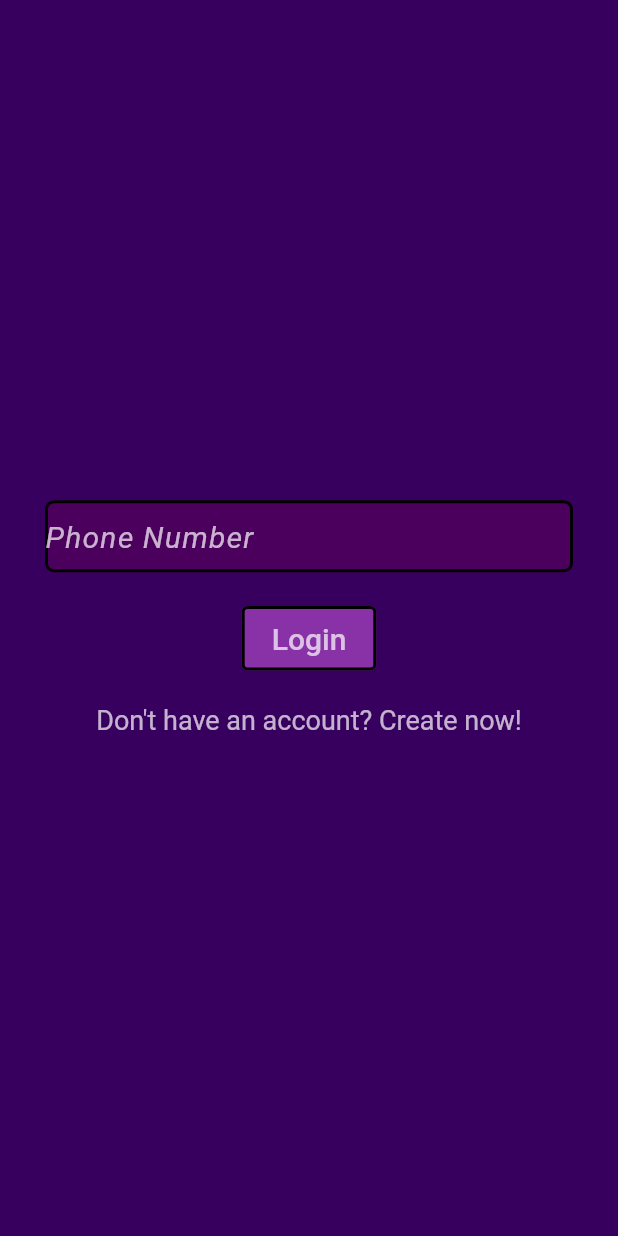
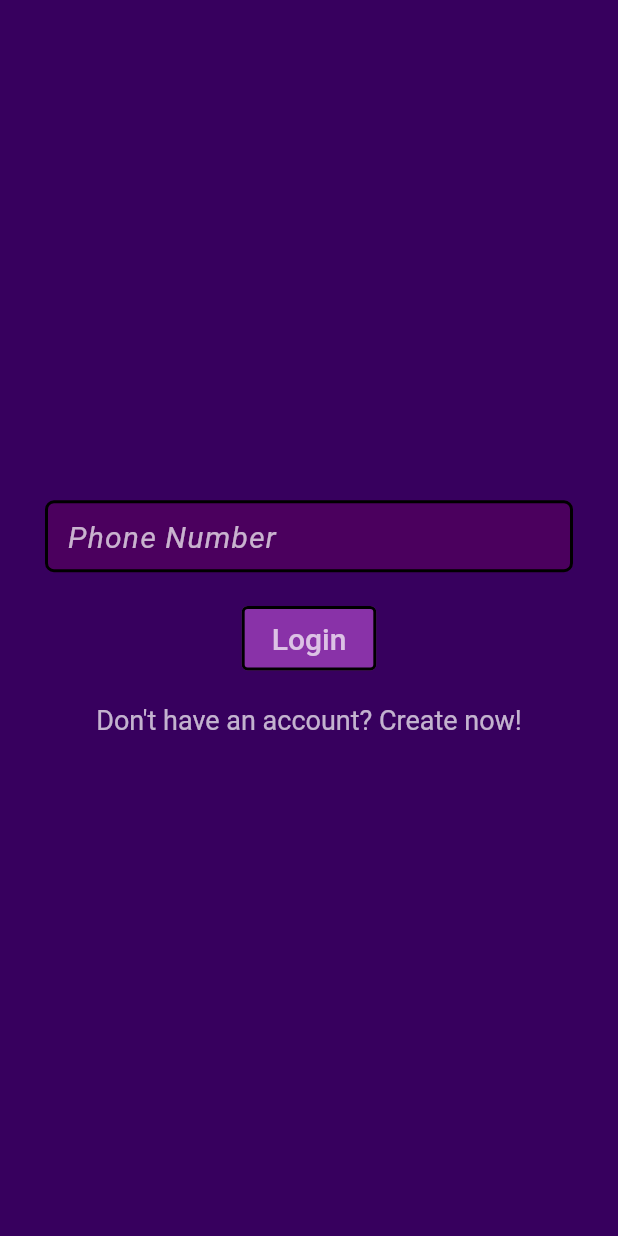
Before and after one commit to CanayBozkus/whatsapp_clone_mobile, a Flutter app: the screen it shows after launch, on a phone screen of 412 x 824 dp. Run offline on Flutter 3.47's test engine with Material 2 defaults, Android fonts, the phone set to English and light mode, and no system bars; our stand-ins replace flutter_local_notifications, flutter_native_timezone, rxdart, timezone.

```diff
--- a/lib/main.dart
+++ b/lib/main.dart
@@ -2,6 +2,8 @@ import 'package:flutter/material.dart';
 import 'package:whatsapp_clone_mobile/route_generator.dart';
 import 'package:whatsapp_clone_mobile/screens/login_screen.dart';
 import 'package:whatsapp_clone_mobile/utilities/constants.dart';
+import 'package:provider/provider.dart';
+import 'package:whatsapp_clone_mobile/utilities/general_provider.dart';
 
 void main() {
   runApp(MyApp());
@@ -10,7 +12,11 @@ void main() {
 class MyApp extends StatelessWidget {
   @override
   Widget build(BuildContext context) {
-    return MaterialApp(
+    return MultiProvider(
+      providers: [
+        ChangeNotifierProvider(create: (_) => GeneralProvider()),
+      ],
+      child: MaterialApp(
         theme: ThemeData(
           primaryColor: Constant.primaryColor,
           accentColor: Constant.accentColor,
@@ -24,6 +30,7 @@ class MyApp extends StatelessWidget {
         ),
         onGenerateRoute: RouteGenerator.generateRoute,
         initialRoute: LoginScreen.routeName,
+      ),
     );
   }
 }
--- /dev/null
+++ b/lib/utilities/general_provider.dart
@@ -0,0 +1,5 @@
+import 'package:flutter/foundation.dart';
+
+class GeneralProvider with ChangeNotifier{
+
+}
--- a/lib/widgets/form/base_textformfield.dart
+++ b/lib/widgets/form/base_textformfield.dart
@@ -40,7 +40,7 @@ class BaseTextFormField extends StatelessWidget {
         ),
         fillColor: theme.primaryColor,
         filled: true,
-        contentPadding: EdgeInsets.symmetric(vertical: 10, horizontal: suffixIcon != Null ? 0 : 15),
+        contentPadding: EdgeInsets.symmetric(vertical: 10, horizontal: suffixIcon != null ? 0 : 15),
         enabledBorder: OutlineInputBorder(
           borderRadius: BorderRadius.circular(borderRadius),
           borderSide: BorderSide(
```
Also changed, not shown: lib/screens/chat_detail_screen.dart (+51 -1 lines), lib/screens/chat_screen.dart (+2 -64 lines), lib/widgets/chat_screen/chat_screen_text_field.dart (added, +72 -0 lines). Lines whose indentation alone changed are shown as unchanged.
